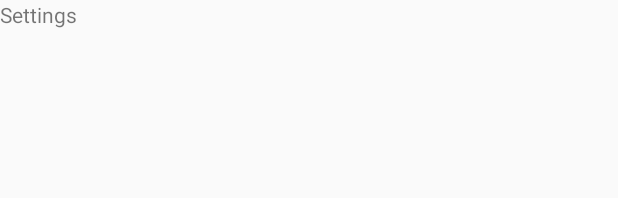
After one commit to westelh/genQ, an Android app: the layout recycler_cell.xml on its own in the app's theme, with its tools: preview values and no code run, on a phone screen of 412 x 824 dp. The commit adds this screen. Shown: the top 198 px of the screen. Run offline under Robolectric (Android 15) with nearby library versions, the phone set to English and light mode, and no system bars.

Commit message:
Implement RecyclerView

```diff
--- a/app/build.gradle
+++ b/app/build.gradle
@@ -30,6 +30,7 @@ dependencies {
     compile 'com.android.support:support-v4:25.3.1'
     compile 'com.android.support:design:25.3.1'
     compile 'com.android.support.constraint:constraint-layout:1.0.2'
+    compile "org.jetbrains.anko:anko:0.10.1"
     testCompile 'junit:junit:4.12'
 }
 repositories {
--- /dev/null
+++ b/app/src/main/res/layout/recycler_cell.xml
@@ -0,0 +1,12 @@
+<?xml version="1.0" encoding="utf-8"?>
+<LinearLayout xmlns:android="http://schemas.android.com/apk/res/android"
+    android:orientation="vertical" android:layout_width="wrap_content"
+    android:layout_height="wrap_content">
+
+    <TextView
+        android:id="@+id/recycler_cell_text"
+        android:layout_width="wrap_content"
+        android:layout_height="wrap_content"
+        android:text="@string/action_settings"/>
+
+</LinearLayout>
--- a/app/src/main/res/values/strings.xml
+++ b/app/src/main/res/values/strings.xml
@@ -1,5 +1,6 @@
 <resources>
     <string name="app_name">genQ</string>
+    <string name="filter_keyword_mainActivity">genQ genq</string>
 
     <string name="navigation_drawer_open">Open navigation drawer</string>
     <string name="navigation_drawer_close">Close navigation drawer</string>
--- a/gradle.properties
+++ b/gradle.properties
@@ -10,6 +10,7 @@
 # Specifies the JVM arguments used for the daemon process.
 # The setting is particularly useful for tweaking memory settings.
 org.gradle.jvmargs=-Xmx1536m
+org.gradle.daemon=true
 
 # When configured, Gradle will run in incubating parallel mode.
 # This option should only be used with decoupled projects. More details, visit
```
Also changed, not shown: app/src/main/AndroidManifest.xml (+7 -4 lines), app/src/main/java/com/elh/don/genq/MainActivity.kt (+28 -13 lines), app/src/main/java/com/elh/don/genq/QuizTable.kt (+10 -5 lines), app/src/main/res/layout/content_main.xml (+3 -7 lines).
